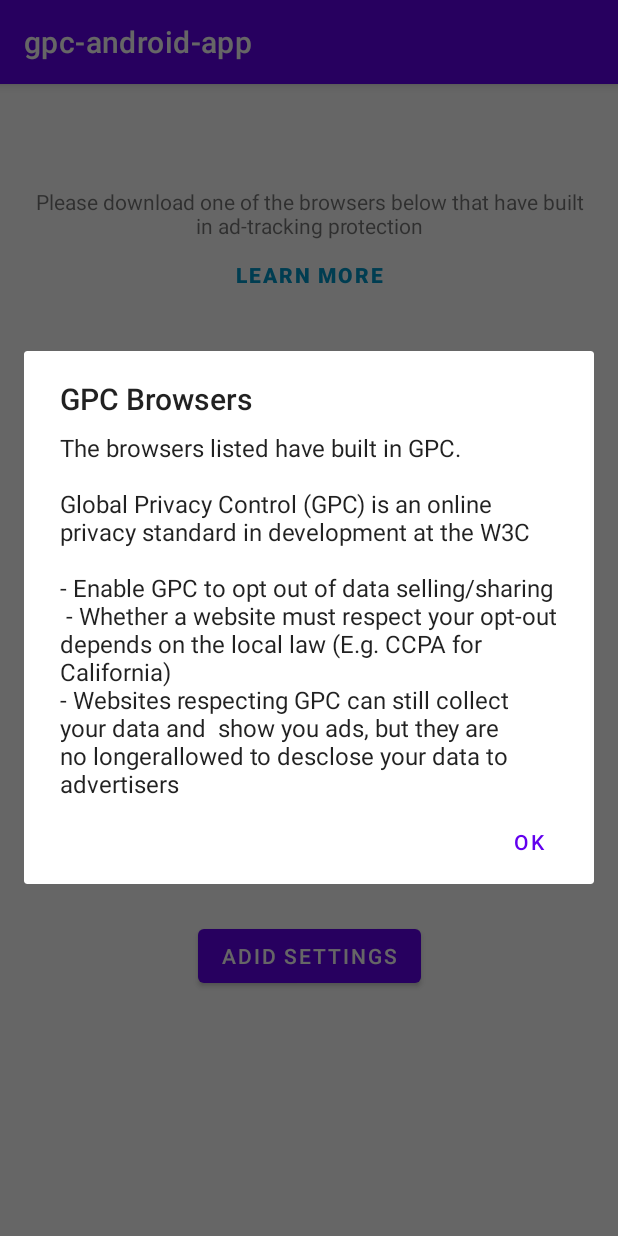
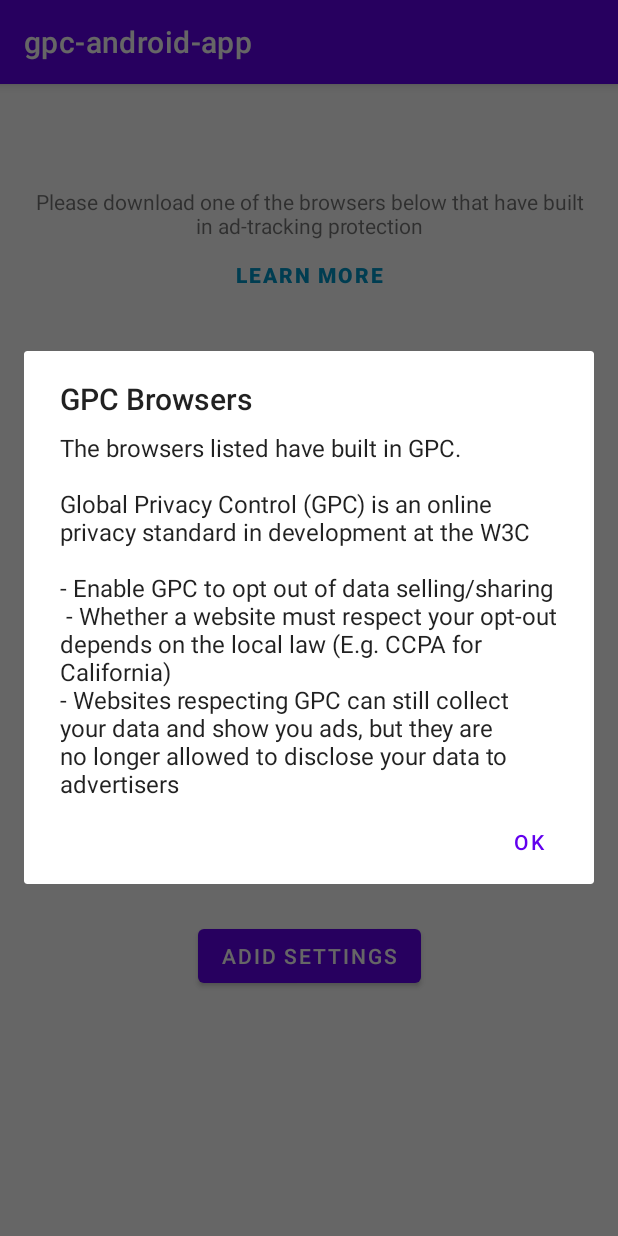
Before and after one commit to privacy-tech-lab/gpc-android, an Android app: the screen it shows after launch (MainActivity), after a tap on "LEARN MORE", on a phone screen of 412 x 824 dp. Run offline under Robolectric (Android 15) with nearby library versions, the phone set to English and light mode, and no system bars; our stand-ins replace AdMob.

Commit message:
fixed typos

```diff
--- a/gpc-android-app/app/src/main/java/com/example/gpc_android_app/MainActivity.java
+++ b/gpc-android-app/app/src/main/java/com/example/gpc_android_app/MainActivity.java
@@ -132,8 +132,8 @@ public class MainActivity extends AppCompatActivity  implements View.OnClickList
                     "Global Privacy Control (GPC) is an online privacy standard in development at the W3C\n\n" +
                     "- Enable GPC to opt out of data selling/sharing\n" +
                     " - Whether a website must respect your opt-out depends on the local law (E.g. CCPA for California)\n" +
-                    "- Websites respecting GPC can still collect your data and  show you ads, but they are no longer" +
-                    "allowed to desclose your data to advertisers";
+                    "- Websites respecting GPC can still collect your data and show you ads, but they are no longer " +
+                    "allowed to disclose your data to advertisers";
             AlertDialog.Builder builder = new AlertDialog.Builder(this);
             builder.setTitle(title);
             builder.setMessage(message);
```
